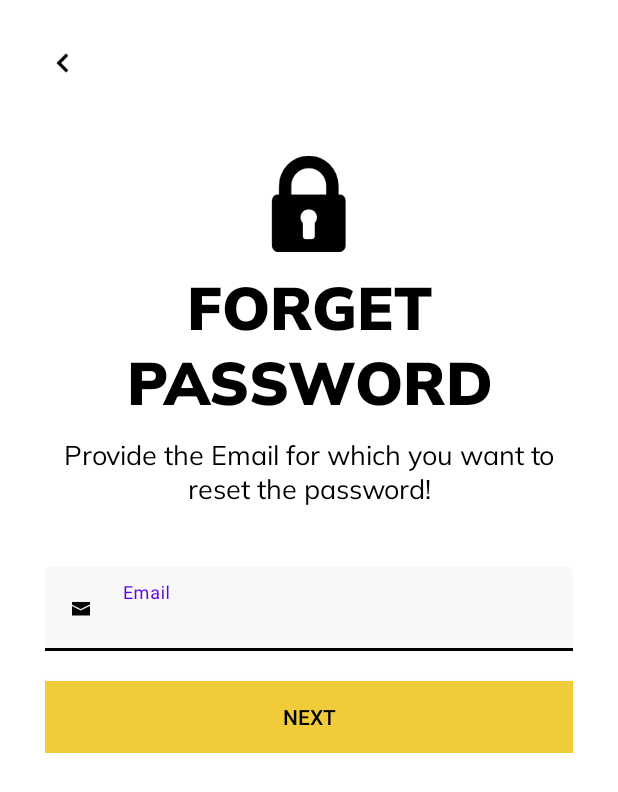
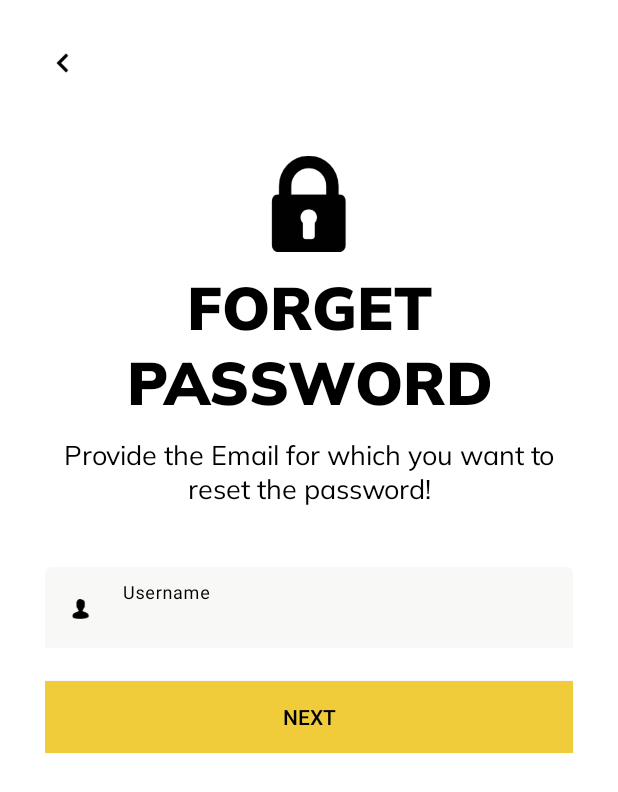
Before and after one commit to shakith1/Transit_mobile, an Android app: the ForgetPassword screen opened directly, with no data from a screen before it, on a phone screen of 412 x 824 dp. Shown: the top 792 px of the screen. Run offline under Robolectric (Android 15) with nearby library versions, the phone set to English and light mode, and no system bars; our stand-ins replace Firebase (no records; nobody signed in at launch, a user with empty details on screens opened directly); Roboto replaces fonts that are not available here.

Commit message:
Implemented Forget Password

```diff
--- a/app/src/main/res/layout/activity_forget_password.xml
+++ b/app/src/main/res/layout/activity_forget_password.xml
@@ -4,9 +4,9 @@
     xmlns:tools="http://schemas.android.com/tools"
     android:layout_width="match_parent"
     android:layout_height="match_parent"
-    tools:context=".Common.ForgetPassword"
     android:background="@color/colorWhite"
-    android:padding="30dp">
+    android:padding="30dp"
+    tools:context=".Common.ForgetPassword">
 
     <LinearLayout
         android:layout_width="match_parent"
@@ -16,71 +16,101 @@
         <ImageView
             android:layout_width="wrap_content"
             android:layout_height="wrap_content"
-            android:src="@drawable/icons8_back_26"
-            android:padding="5dp"/>
+            android:padding="5dp"
+            android:src="@drawable/icons8_back_26" />
 
         <ImageView
             android:layout_width="wrap_content"
             android:layout_height="wrap_content"
-            android:src="@drawable/locked_padlock"
             android:layout_gravity="center"
-            android:layout_marginTop="50dp"/>
+            android:layout_marginTop="50dp"
+            android:src="@drawable/locked_padlock" />
 
         <TextView
             android:layout_width="wrap_content"
             android:layout_height="wrap_content"
+            android:layout_gravity="center"
+            android:layout_marginTop="10dp"
+            android:fontFamily="@font/muli_black"
+            android:gravity="center"
             android:text="@string/forget_pwd"
+            android:textAlignment="center"
+            android:textAllCaps="true"
             android:textColor="@color/colorBlack"
-            android:textSize="40sp"
-            android:textAllCaps="true"
-            android:fontFamily="@font/muli_black"
-            android:layout_marginTop="10dp"
-            android:textAlignment="center"
-            android:gravity="center"
-            android:layout_gravity="center"/>
+            android:textSize="40sp" />
 
         <TextView
             android:layout_width="wrap_content"
             android:layout_height="wrap_content"
+            android:layout_gravity="center"
+            android:layout_marginTop="10dp"
+            android:fontFamily="@font/muli"
+            android:gravity="center"
             android:text="@string/forget_pwd_details"
+            android:textAlignment="center"
             android:textColor="@color/colorBlack"
-            android:textSize="18sp"
-            android:fontFamily="@font/muli"
-            android:layout_marginTop="10dp"
-            android:textAlignment="center"
-            android:gravity="center"
-            android:layout_gravity="center"/>
+            android:textSize="18sp" />
+
+        <RelativeLayout
+            android:layout_width="match_parent"
+            android:layout_height="wrap_content">
 
             <com.google.android.material.textfield.TextInputLayout
+                android:id="@+id/forget_pwd_username"
+                style="@style/Widget.MaterialComponents.TextInputLayout.FilledBox"
                 android:layout_width="match_parent"
                 android:layout_height="wrap_content"
                 android:layout_marginTop="40dp"
-            style="@style/Widget.MaterialComponents.TextInputLayout.FilledBox"
+                android:hint="@string/user_name"
+                android:textColorHint="@color/colorBlack"
                 app:boxBackgroundColor="@color/colorLightWhite"
-            app:boxStrokeColor="@color/colorBlack"
+                app:boxStrokeColor="@color/colorWhite"
                 app:boxStrokeWidthFocused="2dp"
-            android:hint="@string/email"
-            app:startIconDrawable="@drawable/icons8_envelope_24"
-            app:startIconTint="@color/colorBlack"
                 app:endIconMode="clear_text"
                 app:endIconTint="@color/colorBlack"
-            android:textColorHint="@color/colorBlack">
+                app:hintTextColor="@color/colorBlack"
+                app:startIconDrawable="@drawable/icons8_user_male_26"
+                app:startIconTint="@color/colorBlack">
 
                 <com.google.android.material.textfield.TextInputEditText
                     android:layout_width="match_parent"
                     android:layout_height="wrap_content"
-                android:textColor="@color/colorBlack"/>
+                    android:textColor="@color/colorBlack" />
 
             </com.google.android.material.textfield.TextInputLayout>
 
             <Button
+                android:id="@+id/forget_pwd_next_btn"
                 android:layout_width="match_parent"
                 android:layout_height="wrap_content"
+                android:layout_gravity="center"
+                android:layout_below="@id/forget_pwd_username"
+                android:layout_marginTop="20dp"
+                android:background="@color/colorMainBackground"
+                android:onClick="callMakeSelection"
                 android:text="@string/next_btn"
-            android:background="@color/colorMainBackground"
                 android:textColor="@color/colorBlack"
-            android:layout_marginTop="20dp"
-            android:layout_gravity="center"/>
+                android:transitionName="forget_pwd" />
+
+            <RelativeLayout
+                android:id="@+id/progress_bar"
+                android:layout_width="wrap_content"
+                android:layout_height="wrap_content"
+                android:padding="20dp"
+                android:visibility="invisible"
+                android:layout_centerInParent="true"
+                android:background="@drawable/white_circle"
+                android:elevation="8dp">
+
+                <ProgressBar
+                    android:layout_width="30dp"
+                    android:layout_height="30dp"
+                    android:layout_centerInParent="true"/>
+
+            </RelativeLayout>
+
+        </RelativeLayout>
 
     </LinearLayout>
+
 </ScrollView>
--- a/app/src/main/res/layout/activity_login.xml
+++ b/app/src/main/res/layout/activity_login.xml
@@ -100,9 +100,12 @@
                     android:textColor="@color/colorBlack"/>
 
                 <Button
+                    android:id="@+id/forget_pwd"
                     android:layout_width="wrap_content"
                     android:layout_height="wrap_content"
                     android:text="@string/forget_pwd"
+                    android:transitionName="forget_pwd"
+                    android:onClick="callForgetPwd"
                     android:background="#00000000"
                     android:layout_alignParentEnd="true"
                     android:layout_alignParentRight="true" />
@@ -116,6 +119,7 @@
                 android:text="@string/login"
                 android:layout_below="@id/forget_pwd_block"
                 android:onClick="login"
+                android:transitionName="transiton_login"
                 android:background="@color/colorBlack"
                 android:textColor="@color/colorWhite"
                 android:layout_marginTop="20dp"/>
--- a/app/src/main/res/layout/activity_verify_o_t_p.xml
+++ b/app/src/main/res/layout/activity_verify_o_t_p.xml
@@ -5,6 +5,7 @@
     android:layout_width="match_parent"
     android:layout_height="match_parent"
     tools:context=".VerifyOTP"
+    android:id="@+id/scrollview"
     android:background="@color/colorMainBackground">
 
     <LinearLayout
--- a/app/src/main/res/values/strings.xml
+++ b/app/src/main/res/values/strings.xml
@@ -56,8 +56,9 @@
     <string name="new_pwd">New Password</string>
     <string name="confirm_pwd">Confirm Password</string>
     <string name="ok">OK</string>
+    <string name="update">Update</string>
     <string name="pwd_updated">Password Updated</string>
-    <string name="pwd_update_success">Your Password has been update!</string>
+    <string name="pwd_update_success">Your Password has been updated!</string>
     <string name="id_passport">ID / Passport No</string>
 
 
```
Also changed, not shown: app/src/main/java/com/example/transit/Common/ForgetPassword.java (+93 -0 lines), app/src/main/java/com/example/transit/Common/ForgetPasswordSuccess.java (+29 -0 lines), app/src/main/java/com/example/transit/Common/MakeSelection.java (+49 -0 lines), app/src/main/java/com/example/transit/Common/SetNewPassword.java (+101 -0 lines), app/src/main/java/com/example/transit/Login.java (+17 -1 lines), app/src/main/java/com/example/transit/SignUp.java (+1 -28 lines), app/src/main/java/com/example/transit/VerifyOTP.java (+40 -2 lines), app/src/main/res/layout/activity_forget_password_success.xml (+3 -6 lines), app/src/main/res/layout/activity_make_selection.xml (+6 -2 lines), app/src/main/res/layout/activity_set_new_password.xml (+12 -2 lines). Lines whose indentation alone changed are shown as unchanged.
